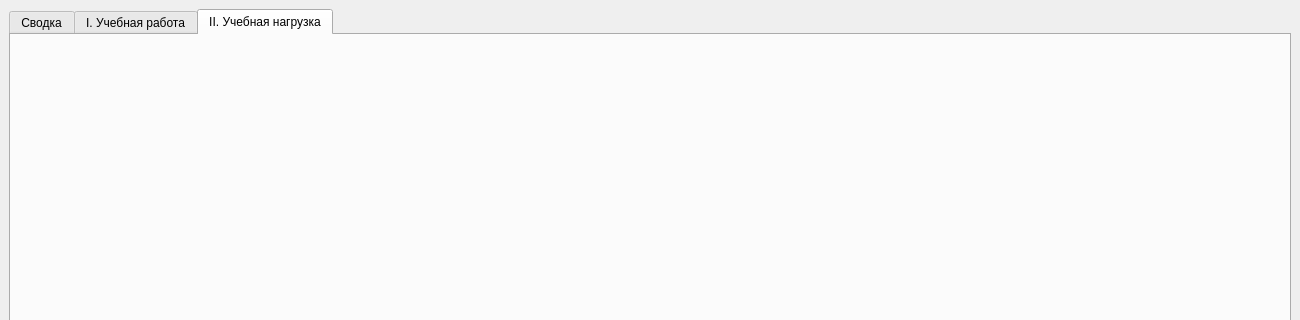
rainovskyqt/teacher_plan, file client/src/mainwindow.ui: the form before one commit; both pictures show x 0 to 1300 and y 0 to 320 of the 1300 by 893 pixel window.
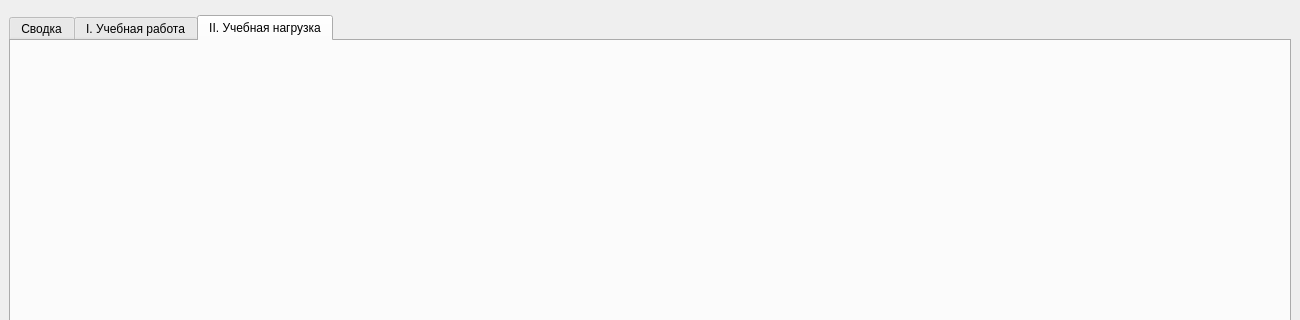
The form after the commit. The open tabs and pages were chosen to show the change. Custom widgets are drawn as their Qt base class.

Diff of the .ui file:
```diff
--- a/client/src/mainwindow.ui
+++ b/client/src/mainwindow.ui
@@ -15,36 +15,10 @@
   </property>
   <widget class="QWidget" name="centralwidget">
    <layout class="QVBoxLayout" name="verticalLayout" stretch="0,1">
-    <property name="spacing">
-     <number>0</number>
-    </property>
     <item>
      <widget class="Header" name="w_header" native="true"/>
     </item>
     <item>
-     <widget class="QStackedWidget" name="sw_pages">
-      <property name="currentIndex">
-       <number>1</number>
-      </property>
-      <widget class="LoginForm" name="page_login"/>
-      <widget class="QWidget" name="page_mainPage">
-       <layout class="QVBoxLayout" name="verticalLayout_2">
-        <property name="spacing">
-         <number>0</number>
-        </property>
-        <property name="leftMargin">
-         <number>0</number>
-        </property>
-        <property name="topMargin">
-         <number>0</number>
-        </property>
-        <property name="rightMargin">
-         <number>0</number>
-        </property>
-        <property name="bottomMargin">
-         <number>0</number>
-        </property>
-        <item>
          <widget class="QTabWidget" name="tabWidget">
           <property name="tabPosition">
            <enum>QTabWidget::North</enum>
@@ -75,17 +49,7 @@
        </layout>
       </widget>
      </widget>
-    </item>
-   </layout>
-  </widget>
- </widget>
  <customwidgets>
-  <customwidget>
-   <class>LoginForm</class>
-   <extends>QWidget</extends>
-   <header>login/loginform.h</header>
-   <container>1</container>
-  </customwidget>
   <customwidget>
    <class>Header</class>
    <extends>QWidget</extends>
```
Left out of the diff: 2 changed lines with no effect on the pictures. Lines whose indentation alone changed are shown as unchanged.
